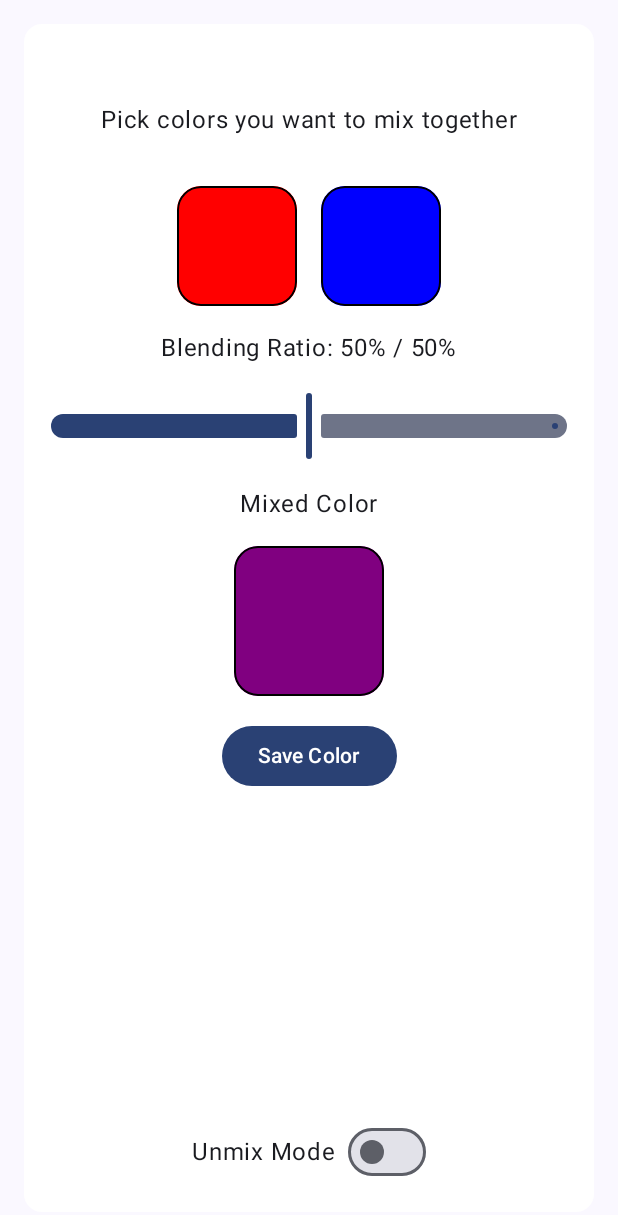
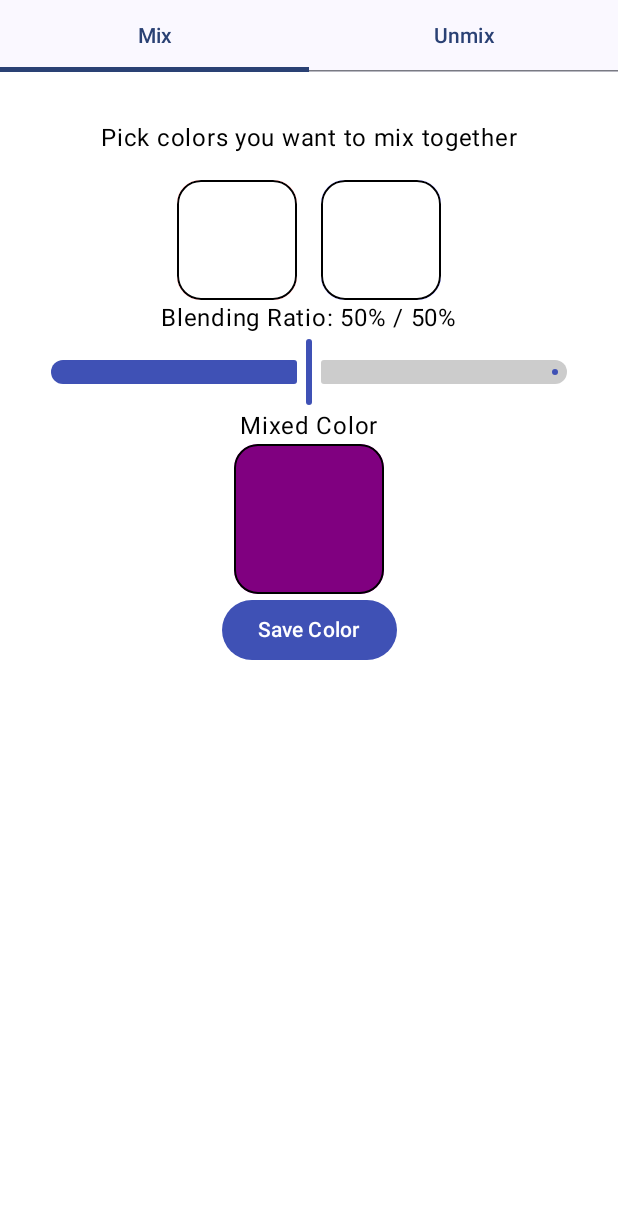
Before and after one commit to RomanF3/PaletticaApp, an Android app built with Jetpack Compose: the screen it shows after launch (MainActivity), on a phone screen of 412 x 824 dp. Shown: the top 1215 px of the screen. Run offline under Robolectric (Android 15) with nearby library versions, the phone set to English and light mode, and no system bars; libraries missing offline, so code that uses them is left out: com.github.skydoves.colorpicker; 1 statement that could not run was skipped.

Commit message:
version 1.05

```diff
--- a/app/src/main/java/com/example/palettica/MainActivity.kt
+++ b/app/src/main/java/com/example/palettica/MainActivity.kt
@@ -1,5 +1,6 @@
 package com.example.palettica
 
+import android.content.Context
 import android.os.Bundle
 import androidx.activity.ComponentActivity
 import androidx.activity.compose.setContent
@@ -11,11 +12,14 @@ import androidx.compose.foundation.layout.Box
 import androidx.compose.foundation.layout.Column
 import androidx.compose.foundation.layout.Row
 import androidx.compose.foundation.layout.Spacer
+import androidx.compose.foundation.layout.WindowInsets
+import androidx.compose.foundation.layout.asPaddingValues
 import androidx.compose.foundation.layout.fillMaxSize
 import androidx.compose.foundation.layout.fillMaxWidth
 import androidx.compose.foundation.layout.height
 import androidx.compose.foundation.layout.padding
 import androidx.compose.foundation.layout.size
+import androidx.compose.foundation.layout.systemBars
 import androidx.compose.foundation.lazy.LazyRow
 import androidx.compose.foundation.lazy.itemsIndexed
 import androidx.compose.foundation.shape.RoundedCornerShape
@@ -23,20 +27,23 @@ import androidx.compose.material.icons.Icons
 import androidx.compose.material.icons.filled.Delete
 import androidx.compose.material3.AlertDialog
 import androidx.compose.material3.Button
-import androidx.compose.material3.Card
-import androidx.compose.material3.CardDefaults
+import androidx.compose.material3.ButtonDefaults
 import androidx.compose.material3.Icon
 import androidx.compose.material3.IconButton
 import androidx.compose.material3.MaterialTheme
 import androidx.compose.material3.OutlinedTextField
 import androidx.compose.material3.Slider
+import androidx.compose.material3.SliderDefaults
 import androidx.compose.material3.Surface
-import androidx.compose.material3.Switch
+import androidx.compose.material3.Tab
+import androidx.compose.material3.TabRow
 import androidx.compose.material3.Text
 import androidx.compose.runtime.Composable
+import androidx.compose.runtime.LaunchedEffect
 import androidx.compose.runtime.derivedStateOf
 import androidx.compose.runtime.getValue
 import androidx.compose.runtime.mutableFloatStateOf
+import androidx.compose.runtime.mutableIntStateOf
 import androidx.compose.runtime.mutableStateListOf
 import androidx.compose.runtime.mutableStateOf
 import androidx.compose.runtime.remember
@@ -47,18 +54,16 @@ import androidx.compose.ui.draw.clip
 import androidx.compose.ui.graphics.Color
 import androidx.compose.ui.graphics.toArgb
 import androidx.compose.ui.platform.LocalClipboardManager
+import androidx.compose.ui.platform.LocalContext
 import androidx.compose.ui.text.AnnotatedString
 import androidx.compose.ui.unit.dp
 import androidx.core.graphics.toColorInt
+import androidx.datastore.preferences.core.edit
+import androidx.datastore.preferences.core.stringSetPreferencesKey
+import androidx.datastore.preferences.preferencesDataStore
 import com.example.palettica.ui.theme.PaletticaTheme
 import com.github.skydoves.colorpicker.compose.HsvColorPicker
 import com.github.skydoves.colorpicker.compose.rememberColorPickerController
-import android.content.Context
-import androidx.compose.runtime.LaunchedEffect
-import androidx.compose.ui.platform.LocalContext
-import androidx.datastore.preferences.core.edit
-import androidx.datastore.preferences.core.stringSetPreferencesKey
-import androidx.datastore.preferences.preferencesDataStore
 import kotlinx.coroutines.CoroutineScope
 import kotlinx.coroutines.Dispatchers
 import kotlinx.coroutines.flow.Flow
@@ -66,6 +71,13 @@ import kotlinx.coroutines.flow.map
 import kotlinx.coroutines.launch
 
 val Context.dataStore by preferencesDataStore(name = "color_storage")
+
+val AppBackgroundColor = Color(0xFFF5F5F5)
+val CardBackgroundColor = Color(0xFFFFFFFF)
+val BorderColor = Color(0xFF000000)
+val ButtonColor = Color(0xFF3F51B5)
+val ButtonTextColor = Color(0xFFFFFFFF)
+val LabelTextColor = Color(0xFF000000)
 
 object ColorStorage {
     private val SAVED_COLORS_KEY = stringSetPreferencesKey("saved_colors")
@@ -98,8 +110,8 @@ class MainActivity : ComponentActivity() {
         super.onCreate(savedInstanceState)
         setContent {
             PaletticaTheme {
-                Surface(modifier = Modifier.fillMaxSize()) {
-                    ColorMixDemo()
+                Surface(modifier = Modifier.fillMaxSize().background(AppBackgroundColor)) {
+                    MainTabbedView()
                 }
             }
         }
@@ -107,8 +119,36 @@ class MainActivity : ComponentActivity() {
 }
 
 @Composable
+fun MainTabbedView() {
+    val tabs = listOf("Mix", "Unmix")
+    var selectedTabIndex by remember { mutableIntStateOf(0) }
+
+    Column(
+        modifier = Modifier
+            .fillMaxSize().background(CardBackgroundColor)
+            .padding(WindowInsets.systemBars.asPaddingValues()),
+        verticalArrangement = Arrangement.Top,
+        horizontalAlignment = Alignment.CenterHorizontally
+    ) {
+        TabRow(selectedTabIndex = selectedTabIndex) {
+            tabs.forEachIndexed { index, title ->
+                Tab(
+                    selected = selectedTabIndex == index,
+                    onClick = { selectedTabIndex = index },
+                    text = { Text(title) }
+                )
+            }
+        }
+
+        when (selectedTabIndex) {
+            0 -> ColorMixDemo()
+            1 -> UnmixView()
+        }
+    }
+}
+
+@Composable
 fun ColorMixDemo() {
-    var showMixCard by remember { mutableStateOf(true) }
     var showDialog1 by remember { mutableStateOf(false) }
     var showDialog2 by remember { mutableStateOf(false) }
     var color1 by remember { mutableStateOf(Color.Red) }
@@ -126,7 +166,6 @@ fun ColorMixDemo() {
     val savedColors = remember { mutableStateListOf<Color>() }
     val clipboardManager = LocalClipboardManager.current
     val controller = rememberColorPickerController()
-    val myCardColor = Color.White
     val context = LocalContext.current
 
     LaunchedEffect(Unit) {
@@ -139,53 +178,49 @@ fun ColorMixDemo() {
     Column(
         modifier = Modifier
             .fillMaxSize()
+            .background(CardBackgroundColor)
             .padding(16.dp),
         verticalArrangement = Arrangement.Top,
         horizontalAlignment = Alignment.CenterHorizontally
+
     ) {
-        if (showMixCard) {
-            Card(
-                modifier = Modifier
-                    .fillMaxWidth()
-                    .weight(1f),
-                colors = CardDefaults.cardColors(containerColor = myCardColor),
-            ) {
-                Box(modifier = Modifier.fillMaxSize()) {
-                    Column(
-                        modifier = Modifier
-                            .fillMaxSize()
-                            .padding(bottom = 56.dp),
-                        verticalArrangement = Arrangement.spacedBy(16.dp),
-                        horizontalAlignment = Alignment.CenterHorizontally,
-                    ) {
-                        Spacer(modifier = Modifier.height(20.dp))
-                        Text("Pick colors you want to mix together", modifier = Modifier.padding(16.dp))
+        Text("Pick colors you want to mix together", modifier = Modifier.padding(16.dp),
+        color = LabelTextColor)
 
         Row(horizontalArrangement = Arrangement.spacedBy(16.dp)) {
             ColorDisplayBox(color1) { showDialog1 = true }
             ColorDisplayBox(color2) { showDialog2 = true }
         }
 
-                        Text("Blending Ratio: ${((1 - blendRatio) * 100).toInt()}% / ${(blendRatio * 100).toInt()}%")
+        Text("Blending Ratio: ${((1 - blendRatio) * 100).toInt()}% / ${(blendRatio * 100).toInt()}%", color = LabelTextColor)
 
         Slider(
             value = blendRatio,
             onValueChange = { blendRatio = it },
             valueRange = 0f..1f,
-                            modifier = Modifier.padding(horizontal = 16.dp)
+            modifier = Modifier.padding(horizontal = 16.dp),
+            colors = SliderDefaults.colors(
+                thumbColor = ButtonColor,
+                activeTrackColor = ButtonColor,
+                inactiveTrackColor = Color.LightGray
+            )
         )
 
-                        Text("Mixed Color")
+        Text("Mixed Color", color = LabelTextColor)
         Box(
             modifier = Modifier
                 .size(100.dp)
                 .clip(RoundedCornerShape(16.dp))
                 .background(mixedColor)
-                                .border(1.dp, Color.Black, RoundedCornerShape(16.dp))
-
+                .border(1.dp, color = BorderColor, RoundedCornerShape(16.dp))
         )
 
-                        Button(onClick = {
+        Button(
+            colors = ButtonDefaults.buttonColors(
+                containerColor = ButtonColor,
+                contentColor = ButtonTextColor
+            ),
+            onClick = {
             val hex = "#${mixedColor.toArgb().toUInt().toString(16).uppercase().takeLast(6)}"
             if (!savedColors.contains(mixedColor)) {
                 savedColors.add(mixedColor)
@@ -198,7 +233,7 @@ fun ColorMixDemo() {
         }
 
         if (savedColors.isNotEmpty()) {
-                            Text("Saved Colors:")
+            Text("Saved Colors:", color = LabelTextColor)
             LazyRow(
                 horizontalArrangement = Arrangement.spacedBy(8.dp),
                 modifier = Modifier
@@ -222,9 +257,11 @@ fun ColorMixDemo() {
                                         AnnotatedString("#${color.toArgb().toUInt().toString(16).uppercase().takeLast(6)}")
                                     )
                                 }
-                                                .padding(top = 4.dp)
+                                .padding(top = 4.dp),
+                            color = LabelTextColor
                         )
-                                        IconButton(onClick = {
+                        IconButton(
+                            onClick = {
                             val hex = "#${color.toArgb().toUInt().toString(16).uppercase().takeLast(6)}"
                             savedColors.removeAt(index)
                             CoroutineScope(Dispatchers.IO).launch {
@@ -234,51 +271,46 @@ fun ColorMixDemo() {
                             Icon(Icons.Default.Delete, contentDescription = "Delete")
                         }
                     }
-
                 }
             }
         }
     }
 
-                    // Toggle at bottom of card
-                    Row(
-                        modifier = Modifier
-                            .align(Alignment.BottomCenter)
-                            .padding(16.dp),
-                        verticalAlignment = Alignment.CenterVertically,
-                        horizontalArrangement = Arrangement.spacedBy(8.dp)
-                    ) {
-                        Text("Unmix Mode")
-                        Switch(
-                            checked = !showMixCard,
-                            onCheckedChange = { isChecked ->
-                                showMixCard = !isChecked
+    if (showDialog1) {
+        ColorPickerDialog(onDismiss = { showDialog1 = false }) {
+            HsvColorPicker(
+                modifier = Modifier.fillMaxWidth().height(300.dp),
+                controller = controller,
+                onColorChanged = { color1 = it.color }
+            )
         }
+    }
+    if (showDialog2) {
+        ColorPickerDialog(onDismiss = { showDialog2 = false }) {
+            HsvColorPicker(
+                modifier = Modifier.fillMaxWidth().height(300.dp),
+                controller = controller,
+                onColorChanged = { color2 = it.color }
             )
         }
     }
 }
-        } else {
+
+@Composable
+fun UnmixView() {
     var hexInput by remember { mutableStateOf("") }
     var unmixColor by remember { mutableStateOf<Color?>(null) }
     var inputError by remember { mutableStateOf(false) }
     var unmixBlendRatio by remember { mutableFloatStateOf(0.5f) }
 
     Column(
-                modifier = Modifier
-                    .fillMaxSize()
-                    .padding(16.dp),
+        modifier = Modifier.fillMaxSize().padding(16.dp).background(CardBackgroundColor),
         horizontalAlignment = Alignment.CenterHorizontally,
         verticalArrangement = Arrangement.Top
     ) {
-                Text("Enter HEX color to unmix",
-                        style = MaterialTheme.typography.headlineSmall,
-                        modifier = Modifier
-                            .padding(8.dp)
-                    )
+        Text("Enter HEX color to unmix", style = MaterialTheme.typography.headlineSmall, color = LabelTextColor)
 
         Spacer(modifier = Modifier.height(16.dp))
-
         OutlinedTextField(
             value = hexInput,
             onValueChange = {
@@ -289,15 +321,16 @@ fun ColorMixDemo() {
             isError = inputError,
             singleLine = true
         )
-
         Spacer(modifier = Modifier.height(8.dp))
 
         Button(
-                    enabled=hexInput!="",
-                    onClick = {
+            colors = ButtonDefaults.buttonColors(
+                containerColor = ButtonColor,
+                contentColor = ButtonTextColor
+            ),
+            enabled = hexInput.isNotBlank(), onClick = {
             try {
-                        val parsed = Color(hexInput.toColorInt())
-                        unmixColor = parsed
+                unmixColor = Color(hexInput.toColorInt())
             } catch (e: IllegalArgumentException) {
                 inputError = true
             }
@@ -311,25 +344,24 @@ fun ColorMixDemo() {
 
         unmixColor?.let { color ->
             Spacer(modifier = Modifier.height(16.dp))
-                    Text("Selected Color")
+            Text("Selected Color", color = LabelTextColor)
             Box(
-                        modifier = Modifier
-                            .size(100.dp)
-                            .clip(RoundedCornerShape(16.dp))
-                            .background(color)
-                            .border(2.dp, Color.Black, RoundedCornerShape(16.dp))
-
+                modifier = Modifier.size(100.dp).clip(RoundedCornerShape(16.dp)).background(color).border(2.dp, Color.Black, RoundedCornerShape(16.dp))
             )
         }
 
         Spacer(modifier = Modifier.height(16.dp))
-                Text("Guess Blend Ratio: ${(unmixBlendRatio * 100).toInt()}%")
-
+        Text("Guess Blend Ratio: ${(unmixBlendRatio * 100).toInt()}%", color = LabelTextColor)
         Slider(
             value = unmixBlendRatio,
             onValueChange = { unmixBlendRatio = it },
-                    valueRange = 0.1f..0.9f, // avoid 0 or 1 to prevent divide by zero
-                    modifier = Modifier.padding(horizontal = 16.dp)
+            valueRange = 0.1f..0.9f,
+            modifier = Modifier.padding(horizontal = 16.dp),
+            colors = SliderDefaults.colors(
+                thumbColor = ButtonColor,
+                activeTrackColor = ButtonColor,
+                inactiveTrackColor = Color.LightGray
+            )
         )
 
         val (guessA, guessB) = remember(unmixColor, unmixBlendRatio) {
@@ -338,69 +370,10 @@ fun ColorMixDemo() {
             else Pair(Color.Transparent, Color.Transparent)
         }
 
-                Text("Guessed Source Colors:")
+        Text("Guessed Source Colors:", color = LabelTextColor)
         Row(horizontalArrangement = Arrangement.spacedBy(16.dp)) {
-                    Box(
-                        modifier = Modifier
-                            .size(60.dp)
-                            .clip(RoundedCornerShape(16.dp))
-                            .background(guessA)
-                            .border(1.dp, Color.Black, RoundedCornerShape(16.dp))
-
-                    )
-                    Box(
-                        modifier = Modifier
-                            .size(60.dp)
-                            .clip(RoundedCornerShape(16.dp))
-                            .background(guessB)
-                            .border(1.dp, Color.Black, RoundedCornerShape(16.dp)),
-                    )
-                }
-
-                Spacer(modifier = Modifier.weight(1f))
-                Row(
-                    modifier = Modifier
-                        .align(Alignment.CenterHorizontally)
-                        .padding(16.dp),
-                    verticalAlignment = Alignment.CenterVertically,
-                    horizontalArrangement = Arrangement.spacedBy(8.dp)
-                ) {
-                    Text("Unmix Mode")
-                    Switch(
-                        checked = true,
-                        onCheckedChange = { checked -> if (!checked) showMixCard = true }
-                    )
-                }
-            }
-        }
-    }
-
-    // Color picker dialogs
-    if (showDialog1) {
-        ColorPickerDialog(onDismiss = { showDialog1 = false }) {
-            HsvColorPicker(
-                modifier = Modifier
-                    .fillMaxWidth()
-                    .height(300.dp),
-                controller = controller,
-                onColorChanged = {
-                    color1 = it.color
-                }
-            )
-        }
-    }
-
-    if (showDialog2) {
-        ColorPickerDialog(onDismiss = { showDialog2 = false }) {
-            HsvColorPicker(
-                modifier = Modifier
-                    .fillMaxWidth()
-                    .height(300.dp),
-                controller = controller,
-                onColorChanged = {
-                    color2 = it.color
-                }
-            )
+            Box(modifier = Modifier.size(60.dp).clip(RoundedCornerShape(16.dp)).background(guessA).border(1.dp, Color.Black, RoundedCornerShape(16.dp)))
+            Box(modifier = Modifier.size(60.dp).clip(RoundedCornerShape(16.dp)).background(guessB).border(1.dp, Color.Black, RoundedCornerShape(16.dp)))
         }
     }
 }
@@ -413,17 +386,20 @@ fun ColorDisplayBox(color: Color, onClick: () -> Unit) {
             .clip(RoundedCornerShape(16.dp))
             .background(color)
             .clickable { onClick() }
-            .border(1.dp, Color.Black, RoundedCornerShape(16.dp)),
+            .border(1.dp, Color.Black, RoundedCornerShape(16.dp))
+            .background(CardBackgroundColor),
         contentAlignment = Alignment.Center
-    ){}
+    ) {}
 }
 
 @Composable
 fun ColorPickerDialog(onDismiss: () -> Unit, content: @Composable () -> Unit) {
     AlertDialog(
+        modifier = Modifier
+            .background(CardBackgroundColor),
         onDismissRequest = onDismiss,
         confirmButton = {},
-        title = { Text("Pick a Color") },
+        title = { Text("Pick a Color", color = LabelTextColor) },
         text = content
     )
 }
@@ -434,16 +410,8 @@ fun findClosestColorPair(target: Color, ratio: Float, samples: Int = 500): Pair<
     var minDistance = Float.MAX_VALUE
 
     repeat(samples) {
-        val a = Color(
-            red = Math.random().toFloat(),
-            green = Math.random().toFloat(),
-            blue = Math.random().toFloat()
-        )
-        val b = Color(
-            red = Math.random().toFloat(),
-            green = Math.random().toFloat(),
-            blue = Math.random().toFloat()
-        )
+        val a = Color(red = Math.random().toFloat(), green = Math.random().toFloat(), blue = Math.random().toFloat())
+        val b = Color(red = Math.random().toFloat(), green = Math.random().toFloat(), blue = Math.random().toFloat())
         val blended = Color(
             red = a.red * (1 - ratio) + b.red * ratio,
             green = a.green * (1 - ratio) + b.green * ratio,
@@ -456,7 +424,6 @@ fun findClosestColorPair(target: Color, ratio: Float, samples: Int = 500): Pair<
             bestB = b
         }
     }
-
     return Pair(bestA, bestB)
 }
 
```
Lines whose indentation alone changed are shown as unchanged.
